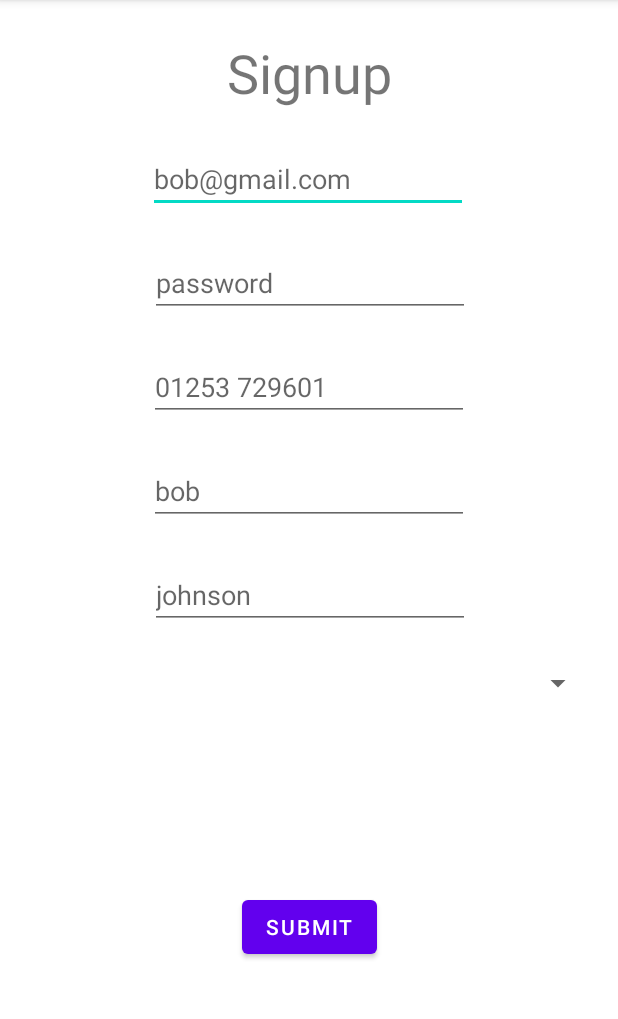
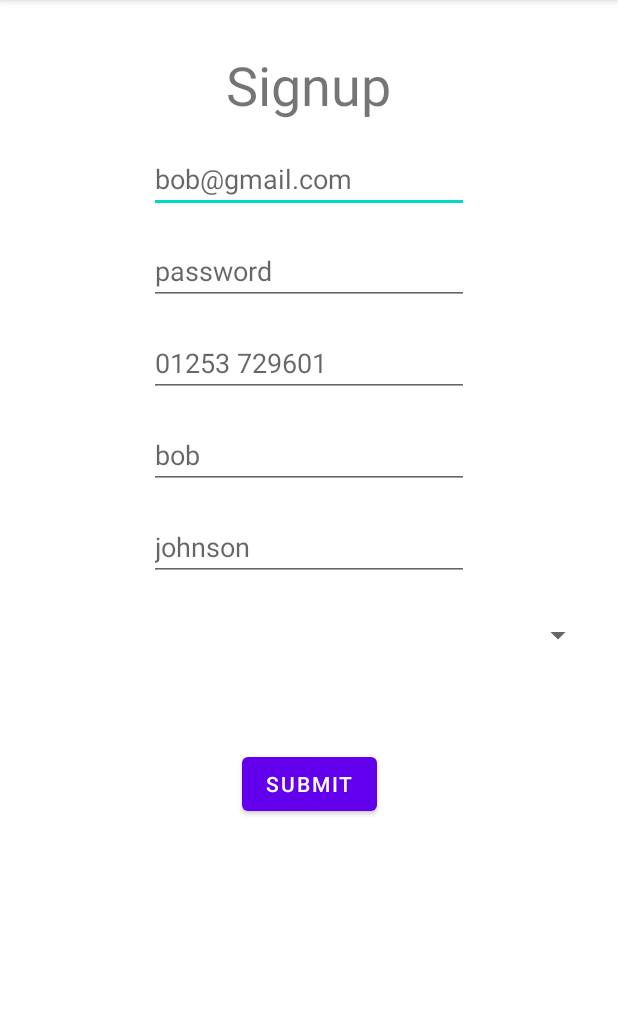
Before and after one commit to mhas97/TennisLadder-Frontend, an Android app: the SignupActivity screen opened directly, with no data from a screen before it, on a phone screen of 412 x 824 dp, the part 84-1103 px from its top. Run offline under Robolectric (Android 15) with nearby library versions, the phone set to English and light mode, and no system bars.

Commit message:
Fixed constraints

```diff
--- a/app/src/main/res/layout/activity_signup.xml
+++ b/app/src/main/res/layout/activity_signup.xml
@@ -10,10 +10,11 @@
         android:id="@+id/textview_signup"
         android:layout_width="wrap_content"
         android:layout_height="wrap_content"
-        android:layout_marginTop="24dp"
+        android:layout_marginTop="32dp"
         android:text="Signup"
         android:textSize="36sp"
         app:layout_constraintEnd_toEndOf="parent"
+        app:layout_constraintHorizontal_bias="0.498"
         app:layout_constraintStart_toStartOf="parent"
         app:layout_constraintTop_toTopOf="parent" />
 
@@ -21,12 +22,11 @@
         android:id="@+id/email_input_signup"
         android:layout_width="wrap_content"
         android:layout_height="wrap_content"
-        android:layout_marginTop="24dp"
+        android:layout_marginTop="16dp"
         android:ems="10"
         android:hint="bob@gmail.com"
         android:inputType="textEmailAddress"
         app:layout_constraintEnd_toEndOf="parent"
-        app:layout_constraintHorizontal_bias="0.497"
         app:layout_constraintStart_toStartOf="parent"
         app:layout_constraintTop_toBottomOf="@+id/textview_signup" />
 
@@ -34,12 +34,11 @@
         android:id="@+id/password_input_signup"
         android:layout_width="wrap_content"
         android:layout_height="wrap_content"
-        android:layout_marginTop="24dp"
+        android:layout_marginTop="16dp"
         android:ems="10"
         android:hint="password"
         android:inputType="textPassword"
         app:layout_constraintEnd_toEndOf="parent"
-        app:layout_constraintHorizontal_bias="0.502"
         app:layout_constraintStart_toStartOf="parent"
         app:layout_constraintTop_toBottomOf="@+id/email_input_signup" />
 
@@ -47,7 +46,7 @@
         android:id="@+id/contactno_input_signup"
         android:layout_width="wrap_content"
         android:layout_height="wrap_content"
-        android:layout_marginTop="24dp"
+        android:layout_marginTop="16dp"
         android:ems="10"
         android:hint="01253 729601"
         android:inputType="text|phone"
@@ -59,7 +58,7 @@
         android:id="@+id/fname_input_signup"
         android:layout_width="wrap_content"
         android:layout_height="wrap_content"
-        android:layout_marginTop="24dp"
+        android:layout_marginTop="16dp"
         android:ems="10"
         android:hint="bob"
         android:inputType="textPersonName"
@@ -71,12 +70,11 @@
         android:id="@+id/lname_input_signup"
         android:layout_width="wrap_content"
         android:layout_height="wrap_content"
-        android:layout_marginTop="24dp"
+        android:layout_marginTop="16dp"
         android:ems="10"
         android:hint="johnson"
         android:inputType="textPersonName"
         app:layout_constraintEnd_toEndOf="parent"
-        app:layout_constraintHorizontal_bias="0.502"
         app:layout_constraintStart_toStartOf="parent"
         app:layout_constraintTop_toBottomOf="@+id/fname_input_signup" />
 
@@ -90,18 +88,19 @@
         android:layout_marginEnd="16dp"
         android:layout_marginRight="16dp"
         app:layout_constraintEnd_toEndOf="parent"
-        app:layout_constraintHorizontal_bias="0.0"
         app:layout_constraintStart_toStartOf="parent"
         app:layout_constraintTop_toBottomOf="@+id/lname_input_signup" />
 
     <Button
         android:id="@+id/signup_button"
         android:layout_width="wrap_content"
-        android:layout_height="wrap_content"
+        android:layout_height="48dp"
+        android:layout_marginBottom="32dp"
         android:text="submit"
         app:layout_constraintBottom_toBottomOf="parent"
         app:layout_constraintEnd_toEndOf="parent"
         app:layout_constraintStart_toStartOf="parent"
-        app:layout_constraintTop_toBottomOf="@+id/spinner_club_signup" />
+        app:layout_constraintTop_toBottomOf="@+id/spinner_club_signup"
+        app:layout_constraintVertical_bias="0.25" />
 
 </androidx.constraintlayout.widget.ConstraintLayout>
--- a/app/src/main/res/mipmap-anydpi-v26/wimbledon_test.xml
+++ /dev/null
@@ -1,5 +0,0 @@
-<?xml version="1.0" encoding="utf-8"?>
-<adaptive-icon xmlns:android="http://schemas.android.com/apk/res/android">
-    <background android:drawable="@color/wimbledon_test_background"/>
-    <foreground android:drawable="@mipmap/wimbledon_test_foreground"/>
-</adaptive-icon>
```
Also changed, not shown: app/src/main/res/layout/activity_main.xml (+4 -4 lines), app/src/main/res/mipmap-xhdpi/wimbledon_test.png (deleted), app/src/main/res/mipmap-xhdpi/wimbledon_test_foreground.png (deleted).
